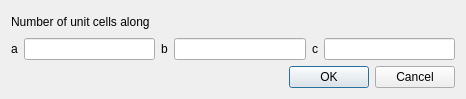
Above: src/makemollattdialog.ui from samcallear/EPSRgui before the change. Below: the same form after it.
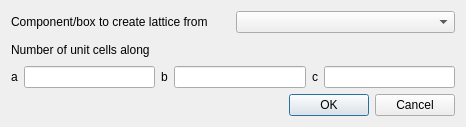
That is the form after the change.

Commit message: create molecular lattice enabled from component or box ato file; atofiletable updated according to box contents after create molecular lattice

The edit to the form file:
```diff
--- a/src/makemollattdialog.ui
+++ b/src/makemollattdialog.ui
@@ -7,13 +7,27 @@
     <x>0</x>
     <y>0</y>
     <width>466</width>
-    <height>99</height>
+    <height>127</height>
    </rect>
   </property>
   <property name="windowTitle">
    <string>Dialog</string>
   </property>
   <layout class="QVBoxLayout" name="verticalLayout">
+   <item>
+    <layout class="QHBoxLayout" name="horizontalLayout_4">
+     <item>
+      <widget class="QLabel" name="label_5">
+       <property name="text">
+        <string>Component/box to create lattice from</string>
+       </property>
+      </widget>
+     </item>
+     <item>
+      <widget class="QComboBox" name="atoComboBox"/>
+     </item>
+    </layout>
+   </item>
    <item>
     <layout class="QHBoxLayout" name="horizontalLayout_3">
      <item>
```
The commit also changes 3 other files.
